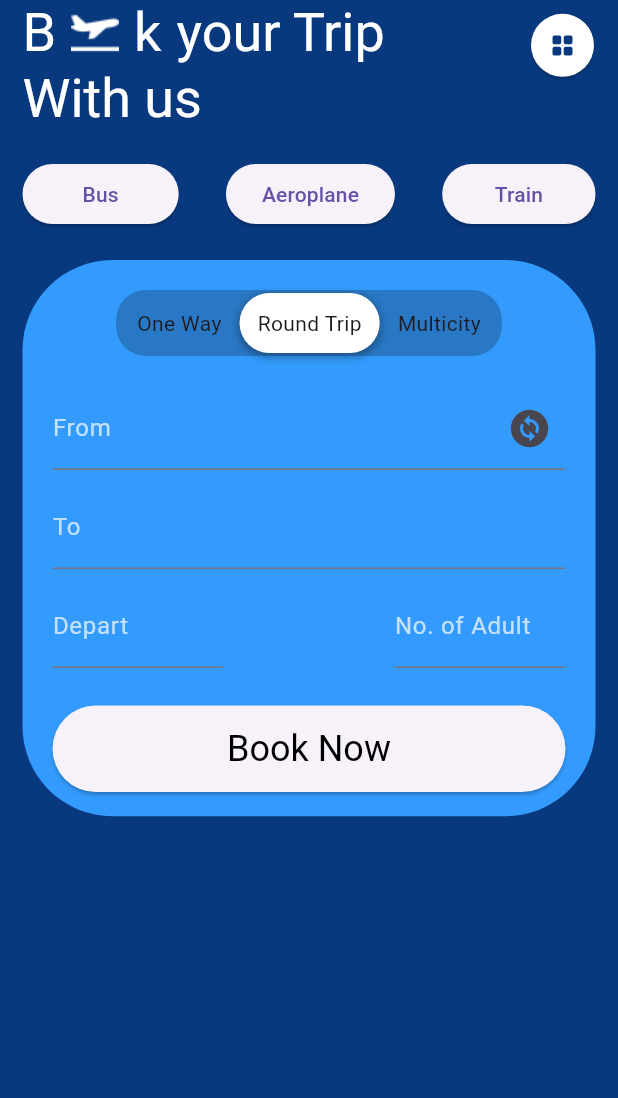
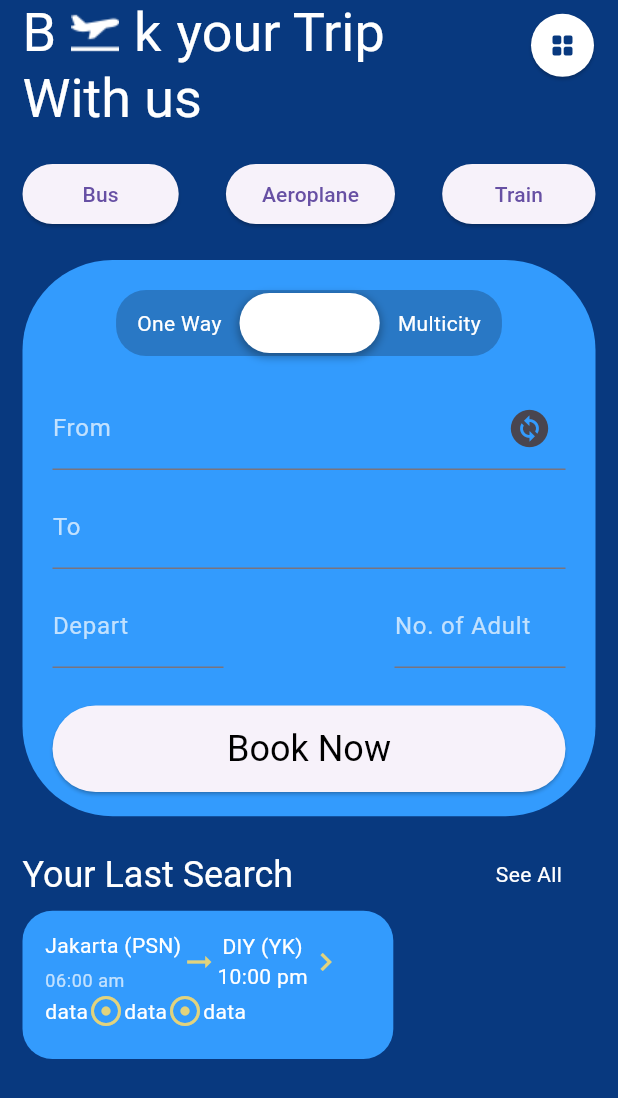
Before and after one commit to ahmetakay24/uplabs_ui_challenge_2_flutter, a Flutter app: the screen it shows after launch, on a phone screen of 412 x 824 dp. Shown: the top 1098 px of the screen. Run offline on Flutter 3.47's test engine with Material 3 defaults, Android fonts, the phone set to English and light mode, and no system bars; drawn by our look-alikes of custom_sliding_segmented_control.

Commit message:
ListView Added

```diff
--- a/lib/core/core_utilities.dart
+++ b/lib/core/core_utilities.dart
@@ -4,4 +4,5 @@ class AppColors {
   final Color darkBlueColor = const Color.fromRGBO(8, 57, 127, 1);
   final Color lightBlueColor = const Color.fromRGBO(51, 155, 253, 1);
   final Color blueColor = const Color.fromRGBO(41, 120, 197, 1);
+  final Color goldColor = const Color.fromRGBO(226, 211, 125, 1);
 }
--- a/lib/screens/main_screen/main_screen_view.dart
+++ b/lib/screens/main_screen/main_screen_view.dart
@@ -1,5 +1,4 @@
 import 'package:custom_sliding_segmented_control/custom_sliding_segmented_control.dart';
-import 'package:flutter/cupertino.dart';
 import 'package:flutter/material.dart';
 import 'package:uplabs_ui_challenge_2_flutter/core/core_utilities.dart';
 
@@ -16,28 +15,118 @@ class MainScreen extends StatelessWidget {
         padding: const EdgeInsets.only(top: 20, left: 15, right: 15),
         child: Column(
           children: [
-            Row(
-              crossAxisAlignment: CrossAxisAlignment.center,
-              mainAxisAlignment: MainAxisAlignment.spaceBetween,
+            const AppGroupedRadioButton(),
+            Padding(
+              padding: const EdgeInsets.only(top: 20),
+              child: AppBookSection(colors: colors),
+            ),
+            Padding(
+              padding: const EdgeInsets.only(top: 15),
+              child: Row(
                 children: [
-                ElevatedButton(
-                  onPressed: () {},
-                  style: ElevatedButton.styleFrom(padding: const EdgeInsets.symmetric(horizontal: 40)),
-                  child: const Text("Bus"),
+                  Text(
+                    "Your Last Search",
+                    style: Theme.of(context).textTheme.headlineSmall?.copyWith(color: Colors.white),
                   ),
-                ElevatedButton(onPressed: () {}, child: const Text("Aeroplane")),
-                ElevatedButton(
-                  onPressed: () {},
-                  style: ElevatedButton.styleFrom(
-                    padding: const EdgeInsets.symmetric(horizontal: 35),
-                  ),
-                  child: const Text("Train"),
+                  Padding(
+                    padding: const EdgeInsets.only(left: 123),
+                    child: TextButton(
+                        onPressed: null,
+                        child: Text(
+                          "See All",
+                          style: Theme.of(context).textTheme.bodyMedium?.copyWith(color: Colors.white),
+                        )),
                   )
                 ],
               ),
+            ),
+            SizedBox(
+              height: MediaQuery.of(context).size.height * 0.12,
+              width: MediaQuery.of(context).size.width,
+              child: ListView(
+                scrollDirection: Axis.horizontal,
+                children: [
+                  Container(
+                      height: MediaQuery.of(context).size.height * 0.4,
+                      width: MediaQuery.of(context).size.width * 0.6,
+                      decoration: BoxDecoration(color: colors.lightBlueColor, borderRadius: BorderRadius.circular(20)),
+                      child: Padding(
+                        padding: const EdgeInsets.symmetric(horizontal: 15),
+                        child: Padding(
+                          padding: const EdgeInsets.only(top: 13),
+                          child: Column(
+                            children: [
+                              Row(
+                                children: [
+                                  Column(
+                                    crossAxisAlignment: CrossAxisAlignment.start,
+                                    children: [
+                                      Text(
+                                        "Jakarta (PSN)",
+                                        style: Theme.of(context).textTheme.bodyMedium,
+                                      ),
                                       Padding(
-              padding: const EdgeInsets.only(top: 20),
-              child: Container(
+                                        padding: const EdgeInsets.only(top: 6),
+                                        child: Text(
+                                          "06:00 am",
+                                          style: Theme.of(context).textTheme.bodySmall,
+                                        ),
+                                      )
+                                    ],
+                                  ),
+                                  Icon(
+                                    Icons.arrow_right_alt_outlined,
+                                    color: colors.goldColor,
+                                  ),
+                                  const Column(
+                                    children: [Text("DIY (YK)"), Text("10:00 pm")],
+                                  ),
+                                  Icon(
+                                    Icons.keyboard_arrow_right,
+                                    color: colors.goldColor,
+                                  )
+                                ],
+                              ),
+                              Row(
+                                children: [
+                                  const Text("data"),
+                                  Icon(
+                                    Icons.adjust,
+                                    color: colors.goldColor,
+                                  ),
+                                  const Text("data"),
+                                  Icon(
+                                    Icons.adjust,
+                                    color: colors.goldColor,
+                                  ),
+                                  const Text("data"),
+                                ],
+                              )
+                            ],
+                          ),
+                        ),
+                      ))
+                ],
+              ),
+            )
+          ],
+        ),
+      ),
+    );
+  }
+}
+
+class AppBookSection extends StatelessWidget {
+  const AppBookSection({
+    super.key,
+    required this.colors,
+  });
+
+  final AppColors colors;
+
+  @override
+  Widget build(BuildContext context) {
+    return Container(
       height: MediaQuery.of(context).size.height * 0.45,
       width: MediaQuery.of(context).size.width,
       decoration: BoxDecoration(color: colors.lightBlueColor, borderRadius: BorderRadius.circular(60)),
@@ -140,11 +229,35 @@ class MainScreen extends StatelessWidget {
           ],
         ),
       ),
+    );
+  }
+}
+
+class AppGroupedRadioButton extends StatelessWidget {
+  const AppGroupedRadioButton({
+    super.key,
+  });
+
+  @override
+  Widget build(BuildContext context) {
+    return Row(
+      crossAxisAlignment: CrossAxisAlignment.center,
+      mainAxisAlignment: MainAxisAlignment.spaceBetween,
+      children: [
+        ElevatedButton(
+          onPressed: () {},
+          style: ElevatedButton.styleFrom(padding: const EdgeInsets.symmetric(horizontal: 40)),
+          child: const Text("Bus"),
         ),
+        ElevatedButton(onPressed: () {}, child: const Text("Aeroplane")),
+        ElevatedButton(
+          onPressed: () {},
+          style: ElevatedButton.styleFrom(
+            padding: const EdgeInsets.symmetric(horizontal: 35),
+          ),
+          child: const Text("Train"),
         )
       ],
-        ),
-      ),
     );
   }
 }
--- a/lib/theme/app_theme.dart
+++ b/lib/theme/app_theme.dart
@@ -9,7 +9,10 @@ class AppThemeData {
   ThemeData get themeData => ThemeData(
         scaffoldBackgroundColor: AppColors().darkBlueColor,
         appBarTheme: AppBarTheme(color: AppColors().darkBlueColor),
-        textTheme: const TextTheme(displaySmall: TextStyle(color: Colors.white)),
+        textTheme: const TextTheme(
+            displaySmall: TextStyle(color: Colors.white),
+            bodyMedium: TextStyle(color: Colors.white),
+            bodySmall: TextStyle(color: Colors.white70)),
         inputDecorationTheme: InputDecorationTheme(
           border: const UnderlineInputBorder(
             borderSide: BorderSide(color: Colors.white70),
--- a/pubspec.yaml
+++ b/pubspec.yaml
@@ -38,6 +38,8 @@ dependencies:
 
   #SegmentedButton
   custom_sliding_segmented_control: ^1.8.3
+
+  floating_bottom_bar: ^0.0.3
 
 
 
```
Also changed, not shown: pubspec.lock. Lines whose indentation alone changed are shown as unchanged.
